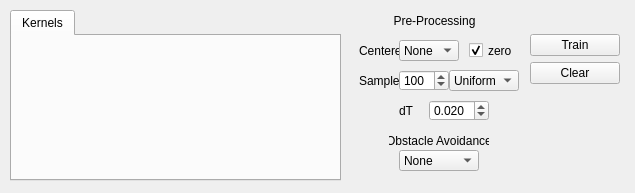
The window that MLDemos/optsDynamic.ui (b4silio/MLDemos) describes before a commit, drawn with Qt 5.
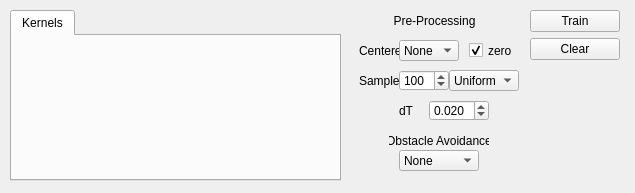
The same window after the commit.

Diff of the .ui file:
```diff
--- a/MLDemos/optsDynamic.ui
+++ b/MLDemos/optsDynamic.ui
@@ -385,25 +385,7 @@
      <pointsize>9</pointsize>
     </font>
    </property>
-   <layout class="QVBoxLayout" stretch="1,1,1,4">
-    <item>
-     <spacer name="spacer_2">
-      <property name="font">
-       <font>
-        <pointsize>9</pointsize>
-       </font>
-      </property>
-      <property name="orientation">
-       <enum>Qt::Vertical</enum>
-      </property>
-      <property name="sizeHint" stdset="0">
-       <size>
-        <width>20</width>
-        <height>40</height>
-       </size>
-      </property>
-     </spacer>
-    </item>
+   <layout class="QVBoxLayout" stretch="1,1,4">
     <item>
      <widget class="QPushButton" name="regressionButton">
       <property name="font">
```
Left out of the diff: 2 changed lines with no effect on the pictures.
